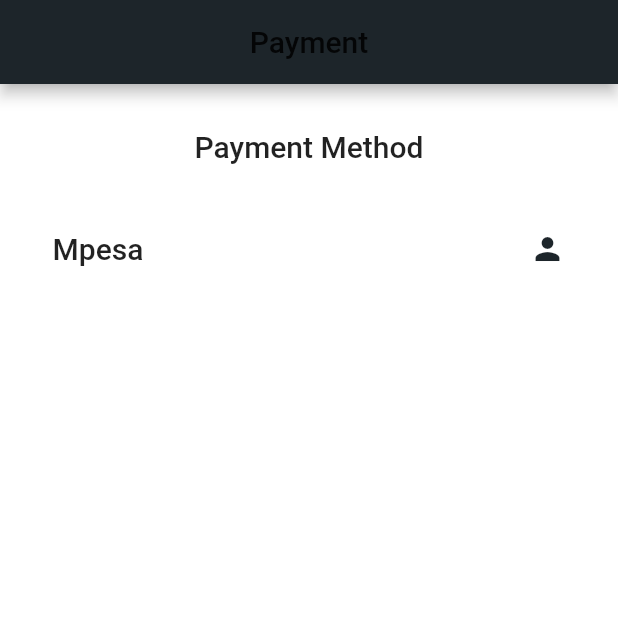
After one commit to kiplangatbryan/msafi-mobi, a Flutter app: the payment screen opened directly, on a phone screen of 412 x 824 dp, the top half of it. The commit adds this screen. Run offline on Flutter 3.47's test engine with Material 2 defaults, Android fonts, the phone set to English and light mode, and no system bars; our stand-ins replace dio, dropdown_button2, flutter_dotenv, google_fonts, google_maps_flutter, image_picker and 4 more; missing offline and left inert: fab_circular_menu, flutter_polyline_points, moment_dart; accounts and stored records are empty.

Commit message:
adding payments page

```diff
--- /dev/null
+++ b/lib/pages/launderMarts/onboarding/pages/paymentd.dart
@@ -0,0 +1,158 @@
+import 'dart:async';
+import 'dart:convert';
+import 'dart:io';
+
+import 'package:flutter/material.dart';
+import 'package:provider/provider.dart';
+
+import '../../../../components/snackback_component.dart';
+import '../../../../helpers/http_services.dart';
+import 'package:http/http.dart' as http;
+
+import '../../../../providers/orders.providers.dart';
+
+class payment extends StatefulWidget {
+  const payment({Key? key}) : super(key: key);
+
+  @override
+  State<payment> createState() => _paymentState();
+}
+
+class _paymentState extends State<payment> {
+  bool loading = false;
+  bool success = false;
+  String paymenId = "";
+
+  Future<void> createOrder() async {
+    final token = await checkAndValidateAuthToken();
+    setState(() {
+      loading = true;
+    });
+    var url = Uri.parse('${baseUrl()}/store/createOrder');
+    // ignore: use_build_context_synchronously
+    final order = context.read<Order>();
+    final body = {
+      "amount": order.amount,
+      "stationId": order.stationId,
+      "clothes": order.clothesArray,
+      "storeId": order.storeId,
+      "expectedPickUp": order.expectedDate,
+    };
+    final headers = {
+      "Authorization": "Bearer $token",
+    };
+
+    try {
+      // send data to server
+      final response = await http
+          .post(
+            url,
+            body: body,
+            headers: headers,
+          )
+          .timeout(
+            const Duration(seconds: 10),
+          );
+
+      List data = json.decode(response.body);
+
+      if (response.statusCode == 201) {
+        // ignore: use_build_context_synchronously
+        if (data.length > 3) {
+          setState(() {
+            // _sizePreview = 3;
+            loading = false;
+            success = true;
+          });
+        } else {
+          setState(() {
+            loading = false;
+            success = false;
+          });
+        }
+        // ignore: use_build_context_synchronously
+        // context.read<Order>().
+
+        Future.delayed(
+            const Duration(seconds: 1),
+            () => {
+                  setState(() {
+                    loading = false;
+                  })
+                });
+      } else {
+        // _postErrors("Email or password is Incorrect");
+      }
+    } on SocketException {
+      customSnackBar(
+          context: context, message: "Unable to connect", onPressed: () {});
+    } on TimeoutException catch (e) {
+      customSnackBar(
+          context: context, message: "Connection Timeout", onPressed: () {});
+    } on Error catch (e) {
+      // print(e);
+      setState(() {
+        success = false;
+        loading = false;
+      });
+      customSnackBar(
+          context: context, message: "{$e.toString()}", onPressed: () {});
+    }
+    setState(() {
+      loading = false;
+    });
+  }
+
+  @override
+  Widget build(BuildContext context) {
+    return Scaffold(
+      appBar: AppBar(
+        centerTitle: true,
+        title: Text(
+          "Payment",
+          style: Theme.of(context).textTheme.headline6,
+        ),
+        leading: IconButton(
+          onPressed: () {
+            Navigator.of(context).pop();
+          },
+          icon: Icon(
+            Icons.arrow_back_ios_outlined,
+            color: Theme.of(context).colorScheme.primary,
+          ),
+        ),
+      ),
+      body: Padding(
+        padding: const EdgeInsets.symmetric(
+          vertical: 30,
+          horizontal: 20,
+        ),
+        child: Column(
+          children: [
+            Text("Payment Method",
+                style: Theme.of(context).textTheme.headline6),
+            const SizedBox(
+              height: 25,
+            ),
+            Container(
+              padding: const EdgeInsets.symmetric(
+                horizontal: 15,
+                vertical: 20,
+              ),
+              child: Row(
+                mainAxisAlignment: MainAxisAlignment.spaceBetween,
+                children: [
+                  Text(
+                    "Mpesa",
+                    style: Theme.of(context).textTheme.headline6,
+                  ),
+                  const Icon(Icons.person),
+                ],
+              ),
+            ),
+          ],
+        ),
+      ),
+    );
+  }
+}
--- a/lib/pages/launderMarts/onboarding/pages/selected_spots_preview.dart
+++ b/lib/pages/launderMarts/onboarding/pages/selected_spots_preview.dart
@@ -1,5 +1,6 @@
 import 'package:flutter/material.dart';
 import 'package:image_picker/image_picker.dart';
+import 'package:flutter/cupertino.dart';
 import 'package:msafi_mobi/components/form_components.dart';
 import 'package:msafi_mobi/providers/merchant.provider.dart';
 import 'package:provider/provider.dart';
@@ -210,7 +211,7 @@ class _SelectedSpotsState extends State<SelectedSpots> {
                 onPressed: () {
                   _updateLocations();
                   Navigator.of(context).push(
-                    MaterialPageRoute(
+                    CupertinoPageRoute(
                       builder: (context) => const CustomizeStore(),
                     ),
                   );
```
